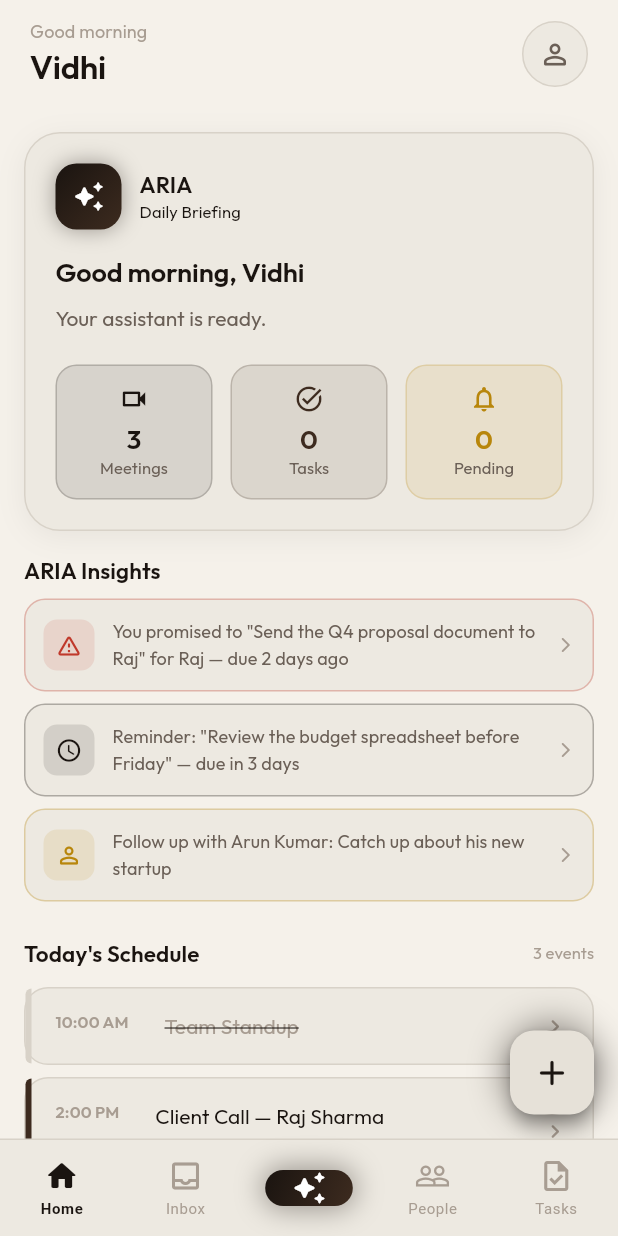
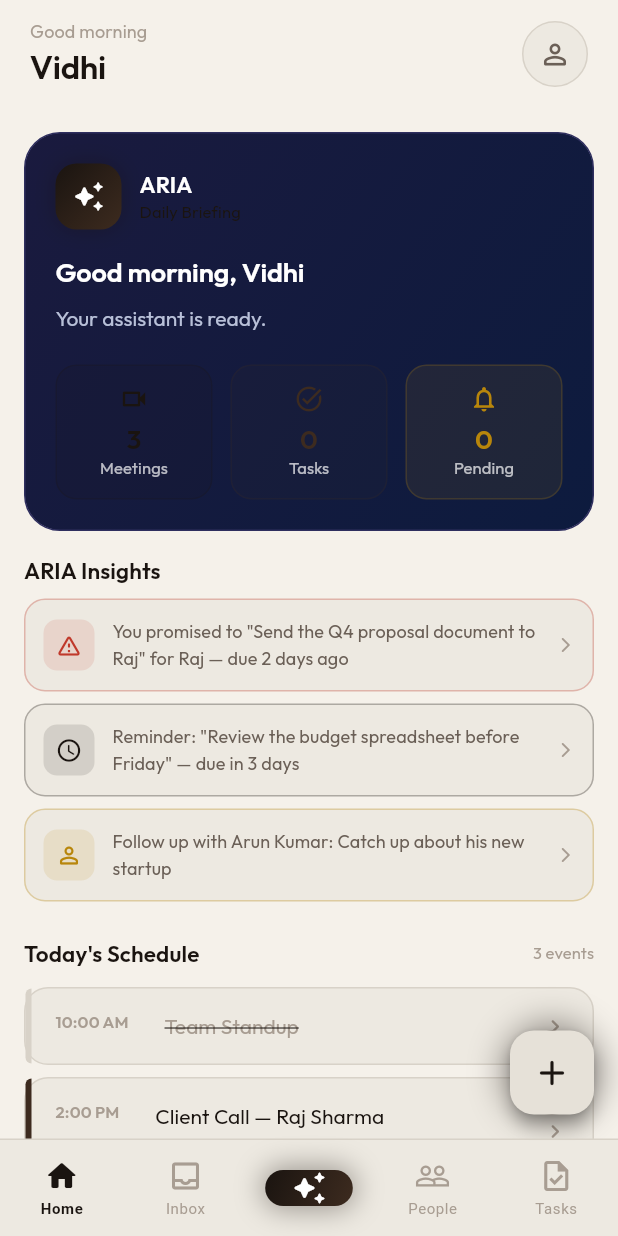
Before and after one commit to vidhihirenbhandari/ARIA, a Flutter app: the DashboardScreen screen opened by its route, on a phone screen of 412 x 824 dp. Run offline on Flutter 3.47's test engine with Material 3 defaults, Android fonts, the phone set to English and light mode, and no system bars; our stand-ins replace dio, flutter_local_notifications, flutter_riverpod, flutter_tts, go_router, google_fonts and 3 more; accounts and stored records are empty; network calls fail.

Commit message:
fix: briefing card navy box with white readable text
Co-Authored-By: Claude Sonnet 4.6 <noreply@anthropic.com>
Claude-Session: https://claude.ai/code/session_01RFN1s99MGXv3D83ccWJSy8

```diff
--- a/mobile/lib/features/dashboard/presentation/widgets/daily_briefing_card.dart
+++ b/mobile/lib/features/dashboard/presentation/widgets/daily_briefing_card.dart
@@ -26,17 +26,13 @@ class DailyBriefingCard extends StatelessWidget {
       margin: const EdgeInsets.fromLTRB(16, 0, 16, 16),
       padding: const EdgeInsets.all(20),
       decoration: BoxDecoration(
-        color: AppColors.surface,
+        gradient: const LinearGradient(
+          colors: [Color(0xFF1A1A3E), Color(0xFF0D1B3E)],
+          begin: Alignment.topLeft,
+          end: Alignment.bottomRight,
+        ),
         borderRadius: BorderRadius.circular(24),
-        border: Border.all(color: AppColors.border),
-        boxShadow: [
-          BoxShadow(
-            color: Colors.black.withOpacity(0.06),
-            blurRadius: 16,
-            spreadRadius: 0,
-            offset: const Offset(0, 4),
-          ),
-        ],
+        border: Border.all(color: const Color(0xFF2E2E5E)),
       ),
       child: Column(
         crossAxisAlignment: CrossAxisAlignment.start,
@@ -62,7 +58,8 @@ class DailyBriefingCard extends StatelessWidget {
               Column(
                 crossAxisAlignment: CrossAxisAlignment.start,
                 children: [
-                  Text(assistantName, style: AppTextStyles.headlineSmall),
+                  Text(assistantName,
+                      style: AppTextStyles.headlineSmall.copyWith(color: Colors.white)),
                   Text(
                     'Daily Briefing',
                     style: AppTextStyles.caption.copyWith(color: AppColors.accent),
@@ -72,11 +69,12 @@ class DailyBriefingCard extends StatelessWidget {
             ],
           ),
           const SizedBox(height: 16),
-          Text(greeting, style: AppTextStyles.headlineMedium),
+          Text(greeting,
+              style: AppTextStyles.headlineMedium.copyWith(color: Colors.white)),
           const SizedBox(height: 8),
           Text(
             summary,
-            style: AppTextStyles.bodyMedium.copyWith(color: AppColors.textSecondary),
+            style: AppTextStyles.bodyMedium.copyWith(color: const Color(0xFFB8C0D8)),
           ),
           const SizedBox(height: 20),
           Row(
@@ -110,7 +108,8 @@ class DailyBriefingCard extends StatelessWidget {
               value,
               style: AppTextStyles.headlineMedium.copyWith(color: color),
             ),
-            Text(label, style: AppTextStyles.caption),
+            Text(label,
+                style: AppTextStyles.caption.copyWith(color: Colors.white70)),
           ],
         ),
       ),
```
